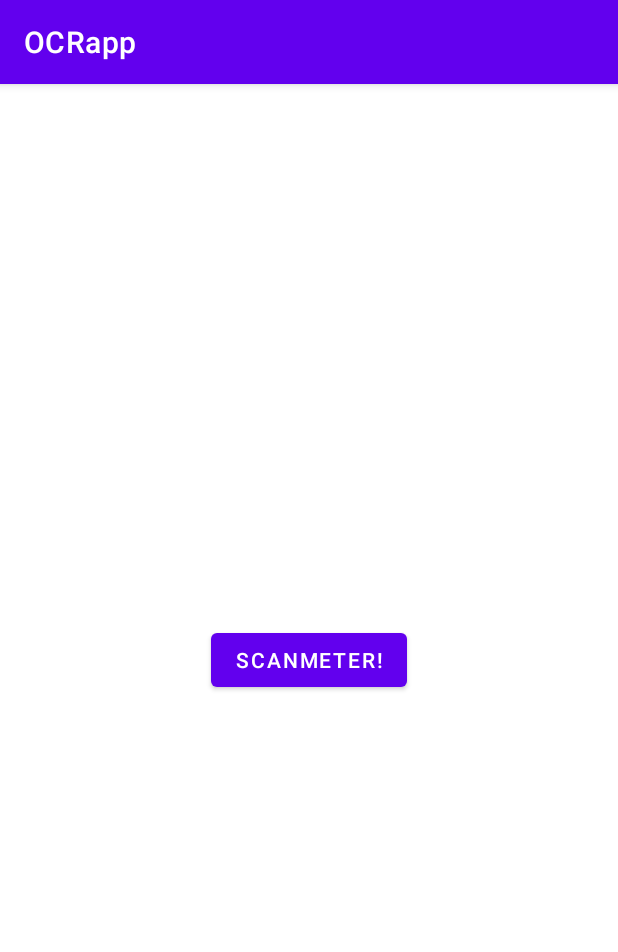
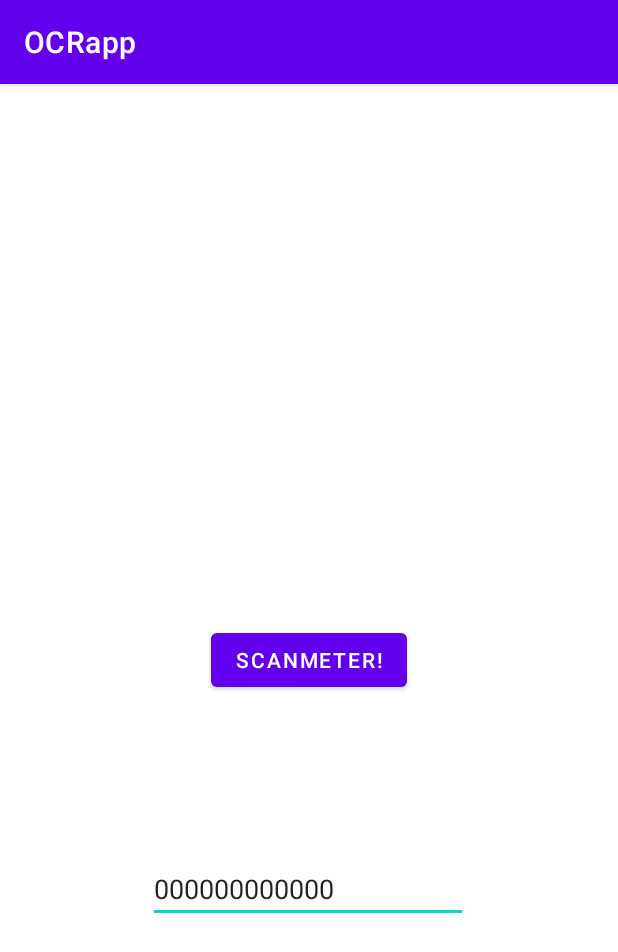
Before and after one commit to YuHongBin-0/OCRapp, an Android app: the screen it shows after launch (MainActivity), on a phone screen of 412 x 824 dp. Shown: the top 952 px of the screen. Run offline under Robolectric (Android 15) with nearby library versions, the phone set to English and light mode, and no system bars; 1 statement that could not run was skipped.

Commit message:
Able to sent result back to the previous activity

```diff
--- a/app/src/main/res/layout/activity_main.xml
+++ b/app/src/main/res/layout/activity_main.xml
@@ -16,4 +16,19 @@
         app:layout_constraintStart_toStartOf="parent"
         app:layout_constraintTop_toTopOf="parent" />
 
+    <EditText
+        android:id="@+id/textView"
+        android:layout_width="wrap_content"
+        android:layout_height="wrap_content"
+        android:ems="10"
+        android:inputType="textPersonName"
+        android:text="000000000000"
+        app:layout_constraintBottom_toBottomOf="parent"
+        app:layout_constraintEnd_toEndOf="parent"
+        app:layout_constraintHorizontal_bias="0.497"
+        app:layout_constraintStart_toStartOf="parent"
+        app:layout_constraintTop_toBottomOf="@+id/meterBtn"
+        app:layout_constraintVertical_bias="0.337" />
+
+
 </androidx.constraintlayout.widget.ConstraintLayout>
```
Also changed, not shown: app/src/main/java/com/example/ocrapp/MainActivity.java (+41 -3 lines), app/src/main/java/com/example/ocrapp/ScanMeterActivity.java (+17 -0 lines), app/src/main/res/layout/activity_scan_meter.xml (+14 -2 lines).
